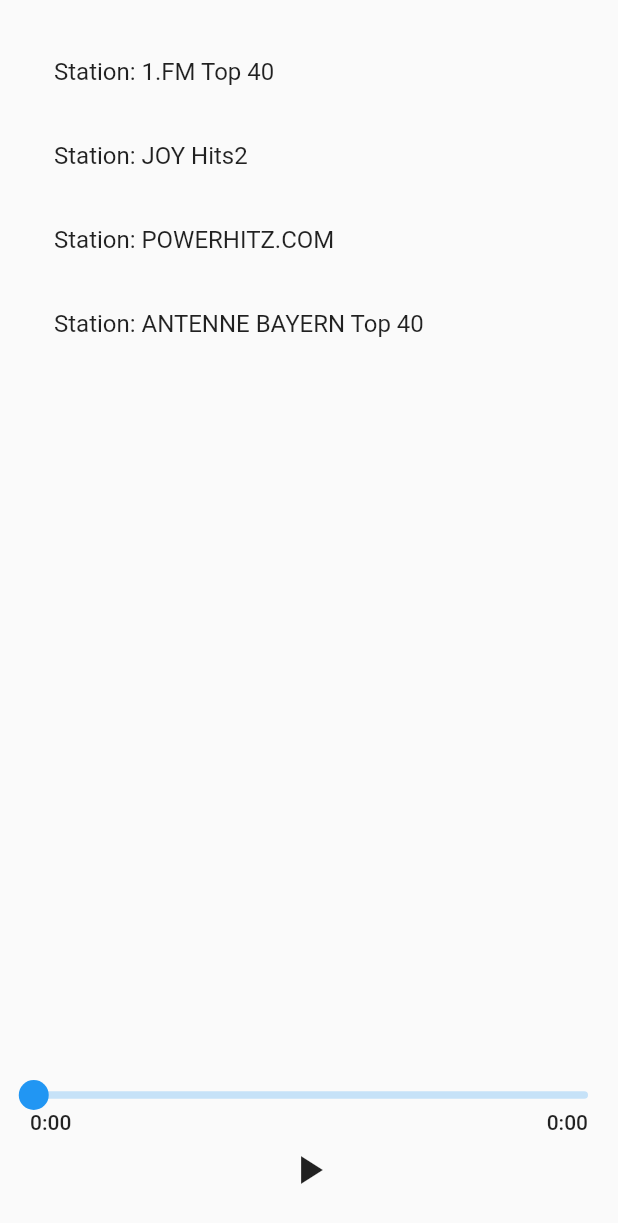
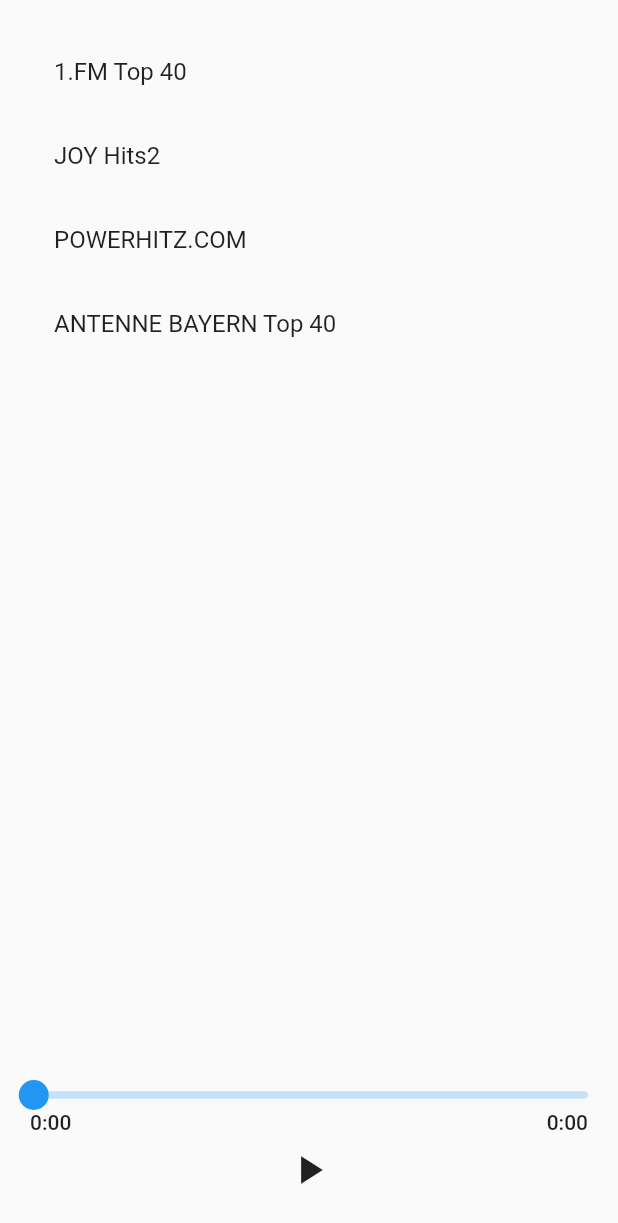
Before and after one commit to shasiru/RadioPlayer, a Flutter app: the screen it shows after launch, on a phone screen of 412 x 824 dp. Shown: the top 1223 px of the screen. Run offline on Flutter 3.47's test engine with Material 2 defaults, Android fonts, the phone set to English and light mode, and no system bars; drawn by our look-alikes of audio_video_progress_bar; our stand-ins replace just_audio.

Commit message:
project structure changed

```diff
--- a/lib/main.dart
+++ b/lib/main.dart
@@ -4,7 +4,7 @@ import 'package:flutter/material.dart';
 import 'package:provider/provider.dart';
 import 'package:radio_player/page_manager.dart';
 import 'package:radio_player/providers/radio_model.dart';
-import 'package:radio_player/providers/views/home.dart';
+import 'package:radio_player/views/home.dart';
 
 late final PageManager pageManager;
 
--- a/lib/providers/views/home.dart
+++ b/lib/views/home.dart
@@ -14,7 +14,7 @@ Widget home(BuildContext context) {
             itemCount: radioModel.radioList.length,
             itemBuilder: (context, index) {
               return ListTile(
-                title: Text('Station: ${radioModel.radioList[index]['name']}'),
+                title: Text(radioModel.radioList[index]['name'] ?? 'N/A'),
                 onTap: () {
                   _handleListItemTap(context, index);
                 },
```
